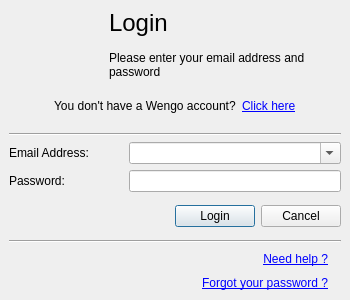
This is wengophone/src/presentation/qt/login/LoginWindow.ui in tkrotoff/WengoPhone as Qt 5 draws it before an edit. The edited form follows.
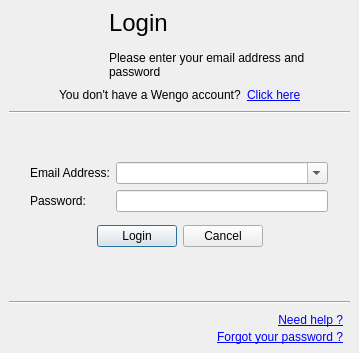
This is the edited form. Icons and pictures are not drawn.

Commit message: Work on the login window

What changed in the file:
```diff
--- a/wengophone/src/presentation/qt/login/LoginWindow.ui
+++ b/wengophone/src/presentation/qt/login/LoginWindow.ui
@@ -8,8 +8,8 @@
    <rect>
     <x>0</x>
     <y>0</y>
-    <width>350</width>
-    <height>300</height>
+    <width>359</width>
+    <height>353</height>
    </rect>
   </property>
   <property name="windowTitle" >
@@ -22,108 +22,6 @@
    <property name="spacing" >
     <number>6</number>
    </property>
-   <item row="6" column="0" >
-    <layout class="QGridLayout" >
-     <property name="margin" >
-      <number>0</number>
-     </property>
-     <property name="spacing" >
-      <number>6</number>
-     </property>
-     <item row="1" column="1" >
-      <widget class="QLabel" name="forgotPasswordLabel" >
-       <property name="text" >
-        <string>&lt;span style=" text-decoration: underline; color:#0000ff;">Forgot your password ?&lt;/span></string>
-       </property>
-       <property name="alignment" >
-        <set>Qt::AlignRight|Qt::AlignTrailing|Qt::AlignVCenter</set>
-       </property>
-      </widget>
-     </item>
-     <item row="0" column="1" >
-      <widget class="QLabel" name="helpLabel" >
-       <property name="layoutDirection" >
-        <enum>Qt::LeftToRight</enum>
-       </property>
-       <property name="text" >
-        <string>&lt;span style=" text-decoration: underline; color:#0000ff;">Need help ?&lt;/span></string>
-       </property>
-       <property name="textFormat" >
-        <enum>Qt::AutoText</enum>
-       </property>
-       <property name="alignment" >
-        <set>Qt::AlignRight|Qt::AlignTrailing|Qt::AlignVCenter</set>
-       </property>
-      </widget>
-     </item>
-     <item rowspan="2" row="0" column="2" >
-      <widget class="QLabel" name="label_4" >
-       <property name="text" >
-        <string/>
-       </property>
-       <property name="pixmap" >
-        <pixmap resource="../wengophone.qrc" >:/pics/Help-32x32.png</pixmap>
-       </property>
-      </widget>
-     </item>
-     <item row="0" column="0" >
-      <spacer>
-       <property name="orientation" >
-        <enum>Qt::Horizontal</enum>
-       </property>
-       <property name="sizeHint" >
-        <size>
-         <width>40</width>
-         <height>20</height>
-        </size>
-       </property>
-      </spacer>
-     </item>
-    </layout>
-   </item>
-   <item row="4" column="0" >
-    <layout class="QHBoxLayout" >
-     <property name="margin" >
-      <number>0</number>
-     </property>
-     <property name="spacing" >
-      <number>6</number>
-     </property>
-     <item>
-      <spacer>
-       <property name="orientation" >
-        <enum>Qt::Horizontal</enum>
-       </property>
-       <property name="sizeHint" >
-        <size>
-         <width>16</width>
-         <height>36</height>
-        </size>
-       </property>
-      </spacer>
-     </item>
-     <item>
-      <widget class="QPushButton" name="loginButton" >
-       <property name="text" >
-        <string>Login</string>
-       </property>
-       <property name="autoDefault" >
-        <bool>true</bool>
-       </property>
-       <property name="default" >
-        <bool>true</bool>
-       </property>
-      </widget>
-     </item>
-     <item>
-      <widget class="QPushButton" name="cancelButton" >
-       <property name="text" >
-        <string>Cancel</string>
-       </property>
-      </widget>
-     </item>
-    </layout>
-   </item>
    <item row="0" column="0" >
     <widget class="QLabel" name="loginLabel" >
      <property name="palette" >
@@ -399,29 +297,88 @@
      </property>
     </widget>
    </item>
-   <item row="3" column="0" >
+   <item row="8" column="0" >
     <layout class="QGridLayout" >
      <property name="margin" >
       <number>0</number>
      </property>
      <property name="spacing" >
-      <number>6</number>
+      <number>0</number>
      </property>
+     <item row="1" column="1" >
+      <widget class="QLabel" name="forgotPasswordLabel" >
+       <property name="text" >
+        <string>&lt;span style=" text-decoration: underline; color:#0000ff;">Forgot your password ?&lt;/span></string>
+       </property>
+       <property name="alignment" >
+        <set>Qt::AlignRight|Qt::AlignTrailing|Qt::AlignVCenter</set>
+       </property>
+      </widget>
+     </item>
+     <item row="0" column="1" >
+      <widget class="QLabel" name="helpLabel" >
+       <property name="layoutDirection" >
+        <enum>Qt::LeftToRight</enum>
+       </property>
+       <property name="text" >
+        <string>&lt;span style=" text-decoration: underline; color:#0000ff;">Need help ?&lt;/span></string>
+       </property>
+       <property name="textFormat" >
+        <enum>Qt::AutoText</enum>
+       </property>
+       <property name="alignment" >
+        <set>Qt::AlignRight|Qt::AlignTrailing|Qt::AlignVCenter</set>
+       </property>
+      </widget>
+     </item>
+     <item rowspan="2" row="0" column="2" >
+      <widget class="QLabel" name="label_4" >
+       <property name="text" >
+        <string/>
+       </property>
+       <property name="pixmap" >
+        <pixmap resource="../wengophone.qrc" >:/pics/Help-32x32.png</pixmap>
+       </property>
+      </widget>
+     </item>
      <item row="0" column="0" >
-      <widget class="QLabel" name="emailAddressLabel" >
-       <property name="text" >
-        <string>Email Address:</string>
+      <spacer>
+       <property name="orientation" >
+        <enum>Qt::Horizontal</enum>
        </property>
-      </widget>
+       <property name="sizeHint" >
+        <size>
+         <width>40</width>
+         <height>20</height>
+        </size>
+       </property>
+      </spacer>
      </item>
-     <item row="1" column="0" >
+    </layout>
+   </item>
+   <item row="2" column="0" >
+    <widget class="Line" name="line" >
+     <property name="orientation" >
+      <enum>Qt::Horizontal</enum>
+     </property>
+    </widget>
+   </item>
+   <item row="4" column="0" >
+    <layout class="QGridLayout" >
+     <property name="margin" >
+      <number>0</number>
+     </property>
+     <property name="spacing" >
+      <number>6</number>
+     </property>
+     <item row="1" column="1" >
       <widget class="QLabel" name="passwordLabel" >
        <property name="text" >
         <string>Password:</string>
        </property>
       </widget>
      </item>
-     <item row="0" column="1" >
+     <item row="0" column="2" >
       <widget class="QComboBox" name="loginComboBox" >
        <property name="minimumSize" >
         <size>
@@ -440,7 +397,14 @@
        </property>
       </widget>
      </item>
-     <item row="1" column="1" >
+     <item row="0" column="1" >
+      <widget class="QLabel" name="emailAddressLabel" >
+       <property name="text" >
+        <string>Email Address:</string>
+       </property>
+      </widget>
+     </item>
+     <item row="1" column="2" >
       <widget class="QLineEdit" name="passwordLineEdit" >
        <property name="minimumSize" >
         <size>
@@ -459,6 +423,32 @@
        </property>
       </widget>
      </item>
+     <item row="0" column="0" >
+      <spacer>
+       <property name="orientation" >
+        <enum>Qt::Horizontal</enum>
+       </property>
+       <property name="sizeHint" >
+        <size>
+         <width>40</width>
+         <height>20</height>
+        </size>
+       </property>
+      </spacer>
+     </item>
+     <item row="0" column="3" >
+      <spacer>
+       <property name="orientation" >
+        <enum>Qt::Horizontal</enum>
+       </property>
+       <property name="sizeHint" >
+        <size>
+         <width>40</width>
+         <height>20</height>
+        </size>
+       </property>
+      </spacer>
+     </item>
     </layout>
    </item>
    <item row="1" column="0" >
@@ -517,20 +507,95 @@
      </item>
     </layout>
    </item>
-   <item row="2" column="0" >
-    <widget class="Line" name="line" >
-     <property name="orientation" >
-      <enum>Qt::Horizontal</enum>
-     </property>
-    </widget>
-   </item>
-   <item row="5" column="0" >
+   <item row="7" column="0" >
     <widget class="Line" name="line_2" >
      <property name="orientation" >
       <enum>Qt::Horizontal</enum>
      </property>
     </widget>
    </item>
+   <item row="3" column="0" >
+    <spacer>
+     <property name="orientation" >
+      <enum>Qt::Vertical</enum>
+     </property>
+     <property name="sizeHint" >
+      <size>
+       <width>20</width>
+       <height>40</height>
+      </size>
+     </property>
+    </spacer>
+   </item>
+   <item row="5" column="0" >
+    <layout class="QHBoxLayout" >
+     <property name="margin" >
+      <number>0</number>
+     </property>
+     <property name="spacing" >
+      <number>6</number>
+     </property>
+     <item>
+      <spacer>
+       <property name="orientation" >
+        <enum>Qt::Horizontal</enum>
+       </property>
+       <property name="sizeHint" >
+        <size>
+         <width>16</width>
+         <height>36</height>
+        </size>
+       </property>
+      </spacer>
+     </item>
+     <item>
+      <widget class="QPushButton" name="loginButton" >
+       <property name="text" >
+        <string>Login</string>
+       </property>
+       <property name="autoDefault" >
+        <bool>true</bool>
+       </property>
+       <property name="default" >
+        <bool>true</bool>
+       </property>
+      </widget>
+     </item>
+     <item>
+      <widget class="QPushButton" name="cancelButton" >
+       <property name="text" >
+        <string>Cancel</string>
+       </property>
+      </widget>
+     </item>
+     <item>
+      <spacer>
+       <property name="orientation" >
+        <enum>Qt::Horizontal</enum>
+       </property>
+       <property name="sizeHint" >
+        <size>
+         <width>40</width>
+         <height>20</height>
+        </size>
+       </property>
+      </spacer>
+     </item>
+    </layout>
+   </item>
+   <item row="6" column="0" >
+    <spacer>
+     <property name="orientation" >
+      <enum>Qt::Vertical</enum>
+     </property>
+     <property name="sizeHint" >
+      <size>
+       <width>20</width>
+       <height>40</height>
+      </size>
+     </property>
+    </spacer>
+   </item>
   </layout>
  </widget>
  <pixmapfunction></pixmapfunction>
```
The commit also changes 1 other file.
